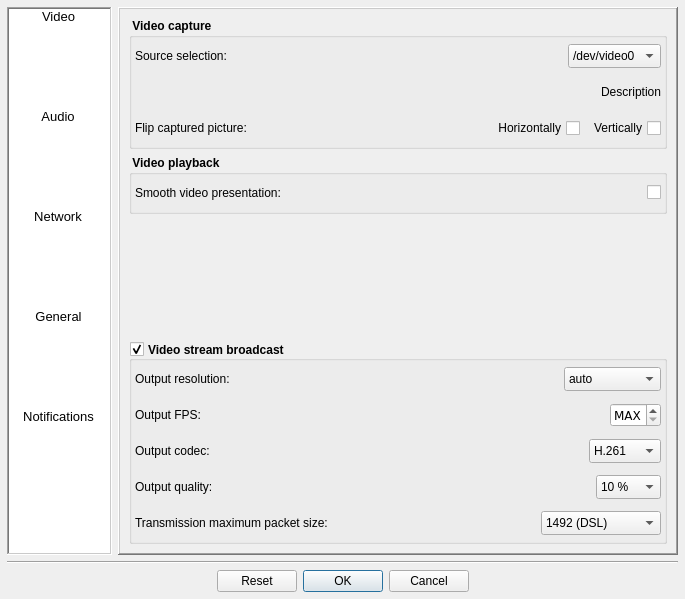
The window that Homer/forms/Dialogs/ConfigurationDialog.ui (Homer-Conferencing/Homer-Conferencing) describes before a commit, drawn with Qt 5.
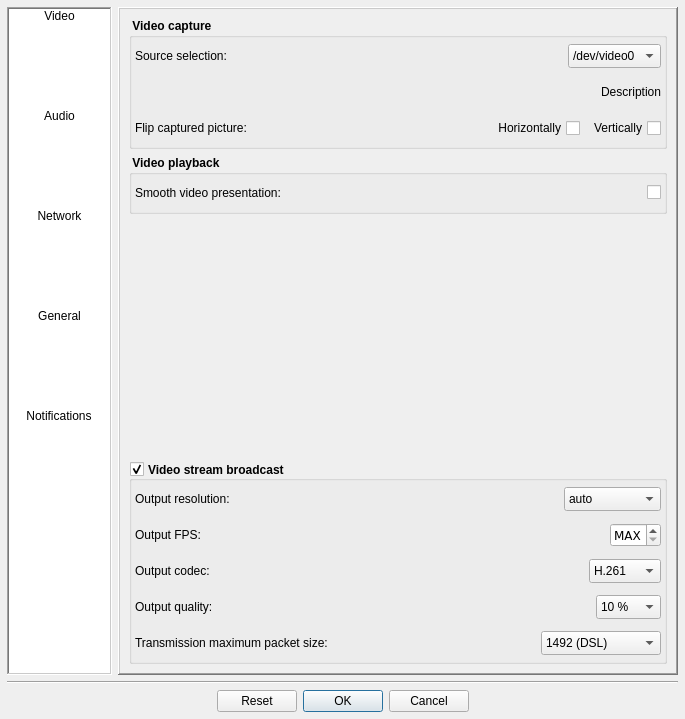
The same window after the commit. Icons and pictures are not drawn.

Commit message: - BSD/APPLE

The edit to the form file:
```diff
--- a/Homer/forms/Dialogs/ConfigurationDialog.ui
+++ b/Homer/forms/Dialogs/ConfigurationDialog.ui
@@ -7,7 +7,7 @@
     <x>0</x>
     <y>0</y>
     <width>685</width>
-    <height>599</height>
+    <height>719</height>
    </rect>
   </property>
   <property name="windowTitle">
@@ -40,7 +40,6 @@
        <property name="font">
         <font>
          <family>Arial</family>
-         <pointsize>10</pointsize>
         </font>
        </property>
        <property name="frameShape">
```
The commit also changes 2 other files.
